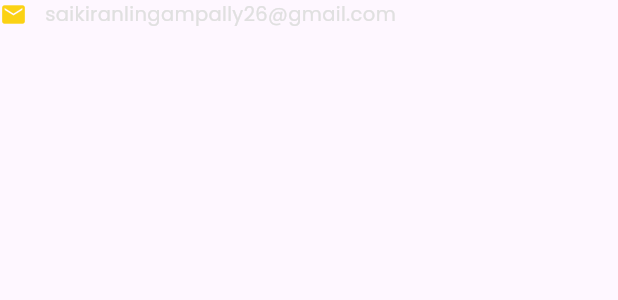
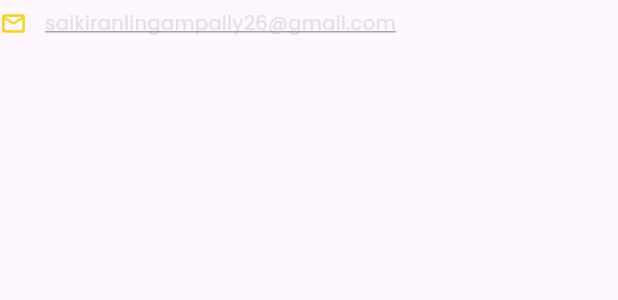
Before and after one commit to Saikiran526/portfolio, a Flutter app: the _ContactRow widget shown alone on an empty page, opened directly, on a phone screen of 412 x 824 dp. Shown: the top 300 px of the screen. Run offline on Flutter 3.47's test engine with Material 3 defaults, Android fonts, the light colour scheme and no system bars; our stand-ins replace carousel_slider, flutter_animate, google_fonts, top_snackbar_flutter, web.

Commit message:
Added socila liks, corrected skill orbit

```diff
--- a/lib/core/constants/app_constants.dart
+++ b/lib/core/constants/app_constants.dart
@@ -11,6 +11,10 @@ class AppConstants {
   static const downloadCVText='Download CV';
   static const professionalExperienceText='Professional Experience';
   static const fileId = '1Fm4RxQeqvHwUH4HnMeOXcDSYhQoCvGzT';
+  static const email = 'saikiranlingampally26@gmail.com';
+  static const phone = '+91 9515916989';
+  static const githubUrl = 'https://github.com/Saikiran526';
+  static const linkedInUrl = 'https://www.linkedin.com/in/saikiran-l-3951a5228/';
 //https://drive.google.com/file/d/1Fm4RxQeqvHwUH4HnMeOXcDSYhQoCvGzT/view?usp=drive_link
 //'1hLhQsAW4f7ZG_VbuFwtpBqCOgpg9Bz_h';
   // 1sGGAFo_IE5joYtGieUGMdTZb4bvmYK9K  https://drive.google.com/file/d/1fwttP5FyHkPCwyvHHn6YzA7iLkKxW60l/view?usp=drive_link
--- a/lib/presentation/home/view/section_widgets.dart
+++ b/lib/presentation/home/view/section_widgets.dart
@@ -317,13 +317,32 @@ class _BulletPoint extends StatelessWidget {
 }
 
 class _ContactRow extends StatelessWidget {
-  const _ContactRow({required this.icon, required this.text});
+  const _ContactRow({
+    required this.icon,
+    required this.text,
+    required this.tooltip,
+    required this.onTap,
+  });
+
   final IconData icon;
   final String text;
+  final String tooltip;
+  final VoidCallback onTap;
 
   @override
   Widget build(BuildContext context) {
-    return Row(
+    return Semantics(
+      button: true,
+      label: tooltip,
+      child: Tooltip(
+        message: tooltip,
+        child: InkWell(
+          onTap: onTap,
+          borderRadius: BorderRadius.circular(8),
+          child: Padding(
+            padding: const EdgeInsets.symmetric(vertical: 6),
+            child: Row(
+              mainAxisSize: MainAxisSize.min,
               children: [
                 Icon(icon, size: 18, color: PortfolioColors.primary),
                 const SizedBox(width: 12),
@@ -331,10 +350,18 @@ class _ContactRow extends StatelessWidget {
                   child: Text(
                     text,
                     style: GoogleFonts.poppins(
-                fontSize: 13, color: Colors.grey[300]),
+                      fontSize: 13,
+                      color: Colors.grey[300],
+                      decoration: TextDecoration.underline,
+                      decorationColor: Colors.grey[600],
+                    ),
                   ),
                 ),
               ],
+            ),
+          ),
+        ),
+      ),
     );
   }
 }
```
Also changed, not shown: lib/presentation/helper/projects_carousel.dart (+14 -4 lines), lib/presentation/home/view/contact_section.dart (+54 -2 lines), lib/presentation/home/view/home_screen.dart (+5 -2 lines), 1 other file. Lines whose indentation alone changed are shown as unchanged.
